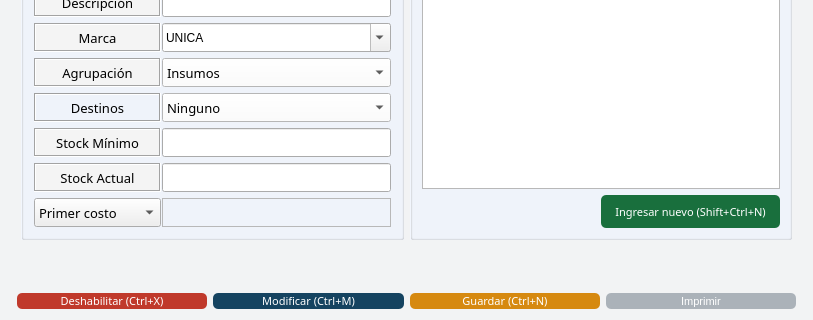
Above: gui/detalles/articulo_detalle.ui from Lonaris/Corupel before the change; both pictures show x 0 to 813 and y 154 to 474 of the 813 by 474 pixel window. Below: the same form after it.
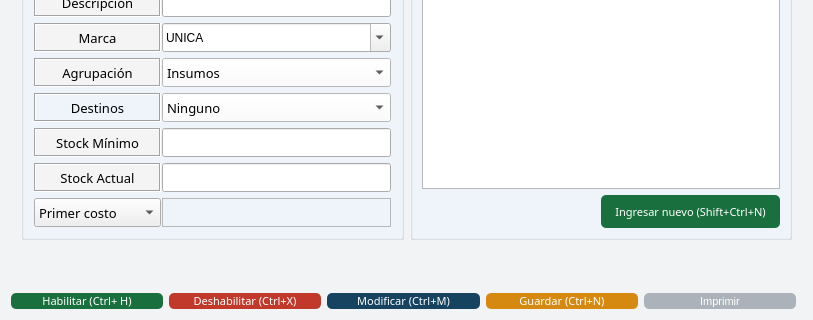
That is the form after the change. Icons and pictures are not drawn.

```diff
--- a/gui/detalles/articulo_detalle.ui
+++ b/gui/detalles/articulo_detalle.ui
@@ -1866,6 +1866,470 @@
      </item>
     </layout>
    </item>
+   <item row="1" column="0">
+    <widget class="QPushButton" name="btn_habilitar">
+     <property name="sizePolicy">
+      <sizepolicy hsizetype="Expanding" vsizetype="Fixed">
+       <horstretch>10</horstretch>
+       <verstretch>0</verstretch>
+      </sizepolicy>
+     </property>
+     <property name="maximumSize">
+      <size>
+       <width>200</width>
+       <height>200</height>
+      </size>
+     </property>
+     <property name="palette">
+      <palette>
+       <active>
+        <colorrole role="WindowText">
+         <brush brushstyle="SolidPattern">
+          <color alpha="255">
+           <red>255</red>
+           <green>255</green>
+           <blue>255</blue>
+          </color>
+         </brush>
+        </colorrole>
+        <colorrole role="Button">
+         <brush brushstyle="SolidPattern">
+          <color alpha="255">
+           <red>25</red>
+           <green>111</green>
+           <blue>61</blue>
+          </color>
+         </brush>
+        </colorrole>
+        <colorrole role="Light">
+         <brush brushstyle="SolidPattern">
+          <color alpha="255">
+           <red>127</red>
+           <green>255</green>
+           <blue>191</blue>
+          </color>
+         </brush>
+        </colorrole>
+        <colorrole role="Midlight">
+         <brush brushstyle="SolidPattern">
+          <color alpha="255">
+           <red>106</red>
+           <green>212</green>
+           <blue>159</blue>
+          </color>
+         </brush>
+        </colorrole>
+        <colorrole role="Dark">
+         <brush brushstyle="SolidPattern">
+          <color alpha="255">
+           <red>42</red>
+           <green>85</green>
+           <blue>63</blue>
+          </color>
+         </brush>
+        </colorrole>
+        <colorrole role="Mid">
+         <brush brushstyle="SolidPattern">
+          <color alpha="255">
+           <red>56</red>
+           <green>113</green>
+           <blue>84</blue>
+          </color>
+         </brush>
+        </colorrole>
+        <colorrole role="Text">
+         <brush brushstyle="SolidPattern">
+          <color alpha="255">
+           <red>255</red>
+           <green>255</green>
+           <blue>255</blue>
+          </color>
+         </brush>
+        </colorrole>
+        <colorrole role="BrightText">
+         <brush brushstyle="SolidPattern">
+          <color alpha="255">
+           <red>255</red>
+           <green>255</green>
+           <blue>255</blue>
+          </color>
+         </brush>
+        </colorrole>
+        <colorrole role="ButtonText">
+         <brush brushstyle="SolidPattern">
+          <color alpha="255">
+           <red>255</red>
+           <green>255</green>
+           <blue>255</blue>
+          </color>
+         </brush>
+        </colorrole>
+        <colorrole role="Base">
+         <brush brushstyle="SolidPattern">
+          <color alpha="255">
+           <red>25</red>
+           <green>111</green>
+           <blue>61</blue>
+          </color>
+         </brush>
+        </colorrole>
+        <colorrole role="Window">
+         <brush brushstyle="SolidPattern">
+          <color alpha="255">
+           <red>25</red>
+           <green>111</green>
+           <blue>61</blue>
+          </color>
+         </brush>
+        </colorrole>
+        <colorrole role="Shadow">
+         <brush brushstyle="SolidPattern">
+          <color alpha="255">
+           <red>0</red>
+           <green>0</green>
+           <blue>0</blue>
+          </color>
+         </brush>
+        </colorrole>
+        <colorrole role="AlternateBase">
+         <brush brushstyle="SolidPattern">
+          <color alpha="255">
+           <red>170</red>
+           <green>212</green>
+           <blue>191</blue>
+          </color>
+         </brush>
+        </colorrole>
+        <colorrole role="ToolTipBase">
+         <brush brushstyle="SolidPattern">
+          <color alpha="255">
+           <red>255</red>
+           <green>255</green>
+           <blue>220</blue>
+          </color>
+         </brush>
+        </colorrole>
+        <colorrole role="ToolTipText">
+         <brush brushstyle="SolidPattern">
+          <color alpha="255">
+           <red>0</red>
+           <green>0</green>
+           <blue>0</blue>
+          </color>
+         </brush>
+        </colorrole>
+       </active>
+       <inactive>
+        <colorrole role="WindowText">
+         <brush brushstyle="SolidPattern">
+          <color alpha="255">
+           <red>255</red>
+           <green>255</green>
+           <blue>255</blue>
+          </color>
+         </brush>
+        </colorrole>
+        <colorrole role="Button">
+         <brush brushstyle="SolidPattern">
+          <color alpha="255">
+           <red>25</red>
+           <green>111</green>
+           <blue>61</blue>
+          </color>
+         </brush>
+        </colorrole>
+        <colorrole role="Light">
+         <brush brushstyle="SolidPattern">
+          <color alpha="255">
+           <red>127</red>
+           <green>255</green>
+           <blue>191</blue>
+          </color>
+         </brush>
+        </colorrole>
+        <colorrole role="Midlight">
+         <brush brushstyle="SolidPattern">
+          <color alpha="255">
+           <red>106</red>
+           <green>212</green>
+           <blue>159</blue>
+          </color>
+         </brush>
+        </colorrole>
+        <colorrole role="Dark">
+         <brush brushstyle="SolidPattern">
+          <color alpha="255">
+           <red>42</red>
+           <green>85</green>
+           <blue>63</blue>
+          </color>
+         </brush>
+        </colorrole>
+        <colorrole role="Mid">
+         <brush brushstyle="SolidPattern">
+          <color alpha="255">
+           <red>56</red>
+           <green>113</green>
+           <blue>84</blue>
+          </color>
+         </brush>
+        </colorrole>
+        <colorrole role="Text">
+         <brush brushstyle="SolidPattern">
+          <color alpha="255">
+           <red>255</red>
+           <green>255</green>
+           <blue>255</blue>
+          </color>
+         </brush>
+        </colorrole>
+        <colorrole role="BrightText">
+         <brush brushstyle="SolidPattern">
+          <color alpha="255">
+           <red>255</red>
+           <green>255</green>
+           <blue>255</blue>
+          </color>
+         </brush>
+        </colorrole>
+        <colorrole role="ButtonText">
+         <brush brushstyle="SolidPattern">
+          <color alpha="255">
+           <red>255</red>
+           <green>255</green>
+           <blue>255</blue>
+          </color>
+         </brush>
+        </colorrole>
+        <colorrole role="Base">
+         <brush brushstyle="SolidPattern">
+          <color alpha="255">
+           <red>25</red>
+           <green>111</green>
+           <blue>61</blue>
+          </color>
+         </brush>
+        </colorrole>
+        <colorrole role="Window">
+         <brush brushstyle="SolidPattern">
+          <color alpha="255">
+           <red>25</red>
+           <green>111</green>
+           <blue>61</blue>
+          </color>
+         </brush>
+        </colorrole>
+        <colorrole role="Shadow">
+         <brush brushstyle="SolidPattern">
+          <color alpha="255">
+           <red>0</red>
+           <green>0</green>
+           <blue>0</blue>
+          </color>
+         </brush>
+        </colorrole>
+        <colorrole role="AlternateBase">
+         <brush brushstyle="SolidPattern">
+          <color alpha="255">
+           <red>170</red>
+           <green>212</green>
+           <blue>191</blue>
+          </color>
+         </brush>
+        </colorrole>
+        <colorrole role="ToolTipBase">
+         <brush brushstyle="SolidPattern">
+          <color alpha="255">
+           <red>255</red>
+           <green>255</green>
+           <blue>220</blue>
+          </color>
+         </brush>
+        </colorrole>
+        <colorrole role="ToolTipText">
+         <brush brushstyle="SolidPattern">
+          <color alpha="255">
+           <red>0</red>
+           <green>0</green>
+           <blue>0</blue>
+          </color>
+         </brush>
+        </colorrole>
+       </inactive>
+       <disabled>
+        <colorrole role="WindowText">
+         <brush brushstyle="SolidPattern">
+          <color alpha="255">
+           <red>255</red>
+           <green>255</green>
+           <blue>255</blue>
+          </color>
+         </brush>
+        </colorrole>
+        <colorrole role="Button">
+         <brush brushstyle="SolidPattern">
+          <color alpha="255">
+           <red>25</red>
+           <green>111</green>
+           <blue>61</blue>
+          </color>
+         </brush>
+        </colorrole>
+        <colorrole role="Light">
+         <brush brushstyle="SolidPattern">
+          <color alpha="255">
+           <red>127</red>
+           <green>255</green>
+           <blue>191</blue>
+          </color>
+         </brush>
+        </colorrole>
+        <colorrole role="Midlight">
+         <brush brushstyle="SolidPattern">
+          <color alpha="255">
+           <red>106</red>
+           <green>212</green>
+           <blue>159</blue>
+          </color>
+         </brush>
+        </colorrole>
+        <colorrole role="Dark">
+         <brush brushstyle="SolidPattern">
+          <color alpha="255">
+           <red>42</red>
+           <green>85</green>
+           <blue>63</blue>
+          </color>
+         </brush>
+        </colorrole>
+        <colorrole role="Mid">
+         <brush brushstyle="SolidPattern">
+          <color alpha="255">
+           <red>56</red>
+           <green>113</green>
+           <blue>84</blue>
+          </color>
+         </brush>
+        </colorrole>
+        <colorrole role="Text">
+         <brush brushstyle="SolidPattern">
+          <color alpha="255">
+           <red>255</red>
+           <green>255</green>
+           <blue>255</blue>
+          </color>
+         </brush>
+        </colorrole>
+        <colorrole role="BrightText">
+         <brush brushstyle="SolidPattern">
+          <color alpha="255">
+           <red>255</red>
+           <green>255</green>
+           <blue>255</blue>
+          </color>
+         </brush>
+        </colorrole>
+        <colorrole role="ButtonText">
+         <brush brushstyle="SolidPattern">
+          <color alpha="255">
+           <red>255</red>
+           <green>255</green>
+           <blue>255</blue>
+          </color>
+         </brush>
+        </colorrole>
+        <colorrole role="Base">
+         <brush brushstyle="SolidPattern">
+          <color alpha="255">
+           <red>25</red>
+           <green>111</green>
+           <blue>61</blue>
+          </color>
+         </brush>
+        </colorrole>
+        <colorrole role="Window">
+         <brush brushstyle="SolidPattern">
+          <color alpha="255">
+           <red>25</red>
+           <green>111</green>
+           <blue>61</blue>
+          </color>
+         </brush>
+        </colorrole>
+        <colorrole role="Shadow">
+         <brush brushstyle="SolidPattern">
+          <color alpha="255">
+           <red>0</red>
+           <green>0</green>
+           <blue>0</blue>
+          </color>
+         </brush>
+        </colorrole>
+        <colorrole role="AlternateBase">
+         <brush brushstyle="SolidPattern">
+          <color alpha="255">
+           <red>85</red>
+           <green>170</green>
+           <blue>127</blue>
+          </color>
+         </brush>
+        </colorrole>
+        <colorrole role="ToolTipBase">
+         <brush brushstyle="SolidPattern">
+          <color alpha="255">
+           <red>255</red>
+           <green>255</green>
+           <blue>220</blue>
+          </color>
+         </brush>
+        </colorrole>
+        <colorrole role="ToolTipText">
+         <brush brushstyle="SolidPattern">
+          <color alpha="255">
+           <red>0</red>
+           <green>0</green>
+           <blue>0</blue>
+          </color>
+         </brush>
+        </colorrole>
+       </disabled>
+      </palette>
+     </property>
+     <property name="font">
+      <font>
+       <family>Ariall</family>
+       <pointsize>-1</pointsize>
+      </font>
+     </property>
+     <property name="styleSheet">
+      <string notr="true">#btn_habilitar{
+	background-color: #196F3D ;
+	color: #ffffff;
+	font-family: 'Ariall';
+	font-size: 11px;
+	border-radius: 5px;
+	}
+
+#btn_habilitar:hover{
+	background-color: #04B431;
+	}
+</string>
+     </property>
+     <property name="text">
+      <string>Habilitar (Ctrl+ H)</string>
+     </property>
+     <property name="icon">
+      <iconset>
+       <normaloff>../ico/accept_database.ico</normaloff>../ico/accept_database.ico</iconset>
+     </property>
+     <property name="iconSize">
+      <size>
+       <width>40</width>
+       <height>40</height>
+      </size>
+     </property>
+    </widget>
+   </item>
   </layout>
   <action name="btn_nuevo_action">
    <property name="text">
```
